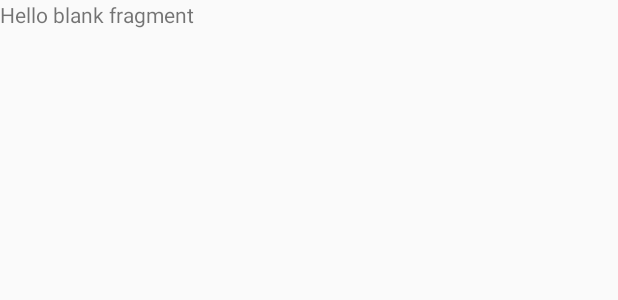
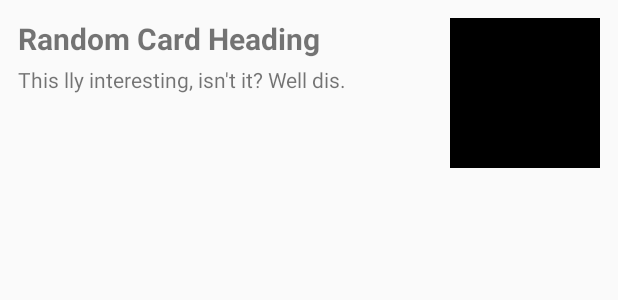
Before and after one commit to adderollen/ath100_thegame, an Android app: the layout game_place_fragment.xml on its own in the app's theme, with its tools: preview values and no code run, on a phone screen of 412 x 824 dp. Shown: the top 300 px of the screen. Run offline under Robolectric (Android 15) with nearby library versions, the phone set to English and light mode, and no system bars.

Commit message:
Added design for the place

```diff
--- a/app/src/main/AndroidManifest.xml
+++ b/app/src/main/AndroidManifest.xml
@@ -10,7 +10,7 @@
         <activity
             android:name=".WelcomePageActivity"
             android:launchMode="singleTop"
-            android:screenOrientation="portrait" >
+            android:screenOrientation="portrait">
             <intent-filter>
                 <action android:name="android.intent.action.MAIN" />
 
@@ -19,7 +19,7 @@
         </activity>
         <activity
             android:name=".Settings"
-            android:screenOrientation="portrait" >
+            android:screenOrientation="portrait">
             <intent-filter>
                 <action android:name="android.intent.action.MAIN" />
 
@@ -28,7 +28,7 @@
         </activity>
         <activity
             android:name=".GameActivity"
-            android:label="@string/title_activity_game" >
+            android:label="@string/title_activity_game">
             <intent-filter>
                 <action android:name="android.intent.action.MAIN" />
 
--- a/app/src/main/java/com/ath100/ath100thegame/GameActivity.java
+++ b/app/src/main/java/com/ath100/ath100thegame/GameActivity.java
@@ -7,7 +7,8 @@ import android.view.Menu;
 import android.view.MenuItem;
 
 
-public class GameActivity extends ActionBarActivity implements GamePlayerFragment.OnFragmentInteractionListener, GameActionCardFragment.OnFragmentInteractionListener {
+public class GameActivity extends ActionBarActivity implements GamePlayerFragment.OnFragmentInteractionListener,
+        GameActionCardFragment.OnFragmentInteractionListener, GamePlaceFragment.OnFragmentInteractionListener {
 
     private String city;
     private int nbrOfPlayers;
@@ -23,7 +24,7 @@ public class GameActivity extends ActionBarActivity implements GamePlayerFragmen
             nbrOfPlayers = extras.getInt("EXTRA_NBR_OF_PLAYERS");
         }
 
-        System.out.println(city+nbrOfPlayers);
+        System.out.println(city + nbrOfPlayers);
     }
 
 
--- a/app/src/main/res/layout/game_place_fragment.xml
+++ b/app/src/main/res/layout/game_place_fragment.xml
@@ -1,9 +1,43 @@
 <FrameLayout xmlns:android="http://schemas.android.com/apk/res/android"
-    xmlns:tools="http://schemas.android.com/tools" android:layout_width="match_parent"
-    android:layout_height="match_parent" tools:context="com.ath100.ath100thegame.GamePlaceFragment">
+    xmlns:tools="http://schemas.android.com/tools"
+    android:layout_width="match_parent"
+    android:layout_height="match_parent"
+    tools:context="com.ath100.ath100thegame.GamePlaceFragment">
 
-    <!-- TODO: Update blank fragment layout -->
-    <TextView android:layout_width="match_parent" android:layout_height="match_parent"
-        android:text="@string/hello_blank_fragment" />
+    <RelativeLayout
+        android:layout_width="match_parent"
+        android:layout_height="wrap_content"
+        android:layout_margin="12dp"
+        android:layout_gravity="center_horizontal">
+    <TextView
+        android:id="@+id/cardHeading"
+        android:layout_width="wrap_content"
+        android:layout_height="wrap_content"
+        android:layout_marginBottom="4dp"
+        android:text="Random Card Heading"
+        android:layout_alignParentLeft="true"
+        android:layout_toLeftOf="@+id/cardImage"
+        android:textSize="20dp"
+        android:textStyle="bold" />
 
+    <TextView
+        android:id="@+id/cardText"
+        android:layout_width="wrap_content"
+        android:layout_height="wrap_content"
+        android:layout_alignParentLeft="true"
+        android:layout_below="@id/cardHeading"
+        android:layout_toLeftOf="@+id/cardImage"
+        android:text="This lly interesting, isn't it? Well dis."
+        android:textSize="14dp" />
+
+    <ImageView
+        android:id="@+id/cardImage"
+        android:layout_width="100dp"
+        android:layout_height="100dp"
+        android:layout_alignParentRight="true"
+        android:layout_marginLeft="12dp"
+        android:background="@android:color/black" />
+
+
+ </RelativeLayout>
 </FrameLayout>
--- a/app/src/main/res/layout/game_player_fragment.xml
+++ b/app/src/main/res/layout/game_player_fragment.xml
@@ -9,7 +9,8 @@
     <LinearLayout
         android:layout_width="match_parent"
         android:layout_height="wrap_content"
-        android:background="@android:color/secondary_text_light"
+        android:padding="12dp"
+        android:background="@android:color/black"
         android:orientation="vertical">
 
         <TextView
@@ -18,12 +19,14 @@
             android:gravity="center"
             android:text="Random Name"
             android:textSize="36dp"
+            android:textColor="@android:color/white"
             android:textStyle="bold" />
 
         <TextView
             android:layout_width="match_parent"
             android:layout_height="wrap_content"
             android:gravity="center"
+            android:textColor="@android:color/white"
             android:text="X points"
             android:textSize="24dp" />
 
```
Also changed, not shown: app/src/main/res/values/nbrOfPlayers.xml (renamed from app/src/main/res/values/cities.xml).
